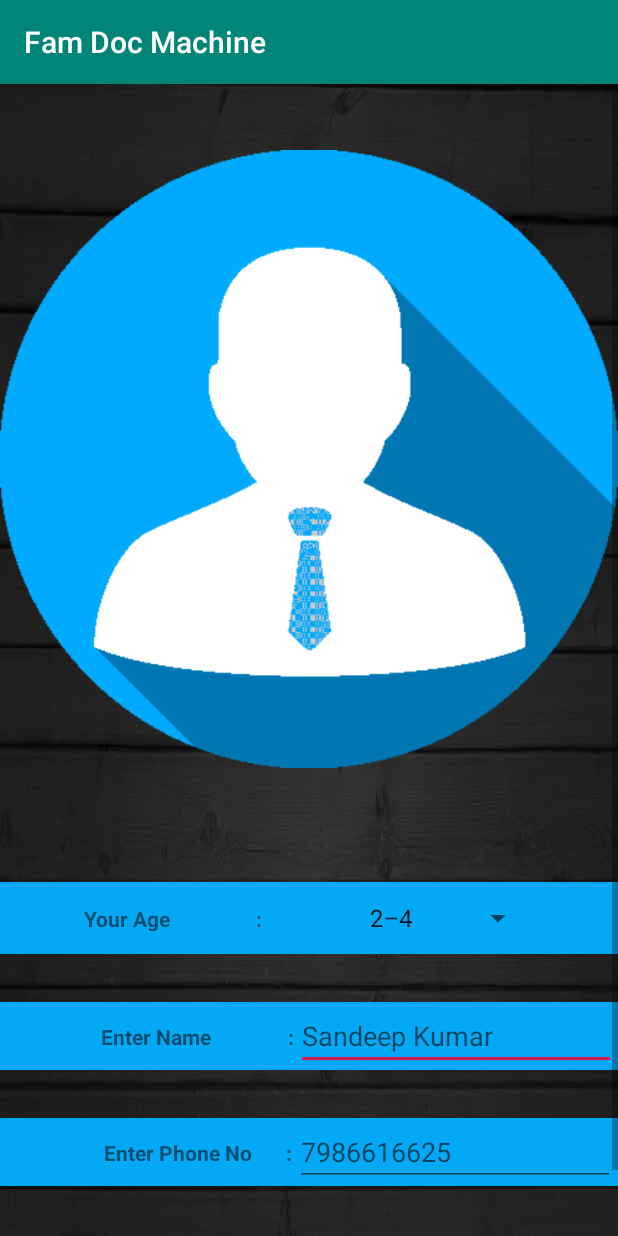
After one commit to ST-SKumar/Fam-Doc-Machine, an Android app: the Patient screen opened directly, with no data from a screen before it, on a phone screen of 412 x 824 dp. The commit adds this screen. Run offline under Robolectric (Android 15) with nearby library versions, the phone set to English and light mode, and no system bars.

Commit message:
Family Doctor Machine in Android

```diff
--- a/app/build.gradle
+++ b/app/build.gradle
@@ -5,7 +5,7 @@ android {
     buildToolsVersion "29.0.2"
     defaultConfig {
         applicationId "com.example.famdocmachine"
-        minSdkVersion 15
+        minSdkVersion 19
         targetSdkVersion 28
         versionCode 1
         versionName "1.0"
--- a/app/src/main/AndroidManifest.xml
+++ b/app/src/main/AndroidManifest.xml
@@ -6,9 +6,11 @@
         android:allowBackup="true"
         android:icon="@drawable/icon"
         android:label="@string/app_name"
-        android:roundIcon="@mipmap/ic_launcher_round"
+        android:roundIcon="@drawable/icon"
         android:supportsRtl="true"
         android:theme="@style/AppTheme">
+        <activity android:name=".Patient"></activity>
+        <activity android:name=".Doctor" />
         <activity android:name=".MainActivity">
             <intent-filter>
                 <action android:name="android.intent.action.MAIN" />
--- /dev/null
+++ b/app/src/main/java/com/example/famdocmachine/Patient.java
@@ -0,0 +1,21 @@
+package com.example.famdocmachine;
+
+import androidx.appcompat.app.AppCompatActivity;
+
+import android.os.Bundle;
+import android.widget.ArrayAdapter;
+import android.widget.Spinner;
+
+public class Patient extends AppCompatActivity {
+
+    @Override
+    protected void onCreate(Bundle savedInstanceState) {
+        super.onCreate(savedInstanceState);
+        setContentView(R.layout.activity_patient);
+        Spinner spinner = findViewById(R.id.spinner);
+        ArrayAdapter<String> ad = new ArrayAdapter<>(this,
+                android.R.layout.simple_list_item_1, getResources().getStringArray(R.array.age));
+        ad.setDropDownViewResource(android.R.layout.simple_spinner_dropdown_item);
+        spinner.setAdapter(ad);
+    }
+}
--- /dev/null
+++ b/app/src/main/res/layout/activity_patient.xml
@@ -0,0 +1,176 @@
+<?xml version="1.0" encoding="utf-8"?>
+<ScrollView
+    xmlns:android="http://schemas.android.com/apk/res/android"
+    xmlns:app="http://schemas.android.com/apk/res-auto"
+    xmlns:tools="http://schemas.android.com/tools"
+    android:layout_width="match_parent"
+    android:layout_height="match_parent"
+    android:background="@drawable/dark"
+    tools:context=".Patient">
+
+
+    <androidx.constraintlayout.widget.ConstraintLayout
+        android:layout_width="match_parent"
+        android:layout_height="wrap_content">
+
+        <ImageView
+            android:id="@+id/patients"
+            android:layout_width="match_parent"
+            android:layout_height="wrap_content"
+            android:contentDescription="@string/welcome"
+            android:src="@drawable/patients"
+            app:layout_constraintLeft_toLeftOf="parent"
+            app:layout_constraintRight_toRightOf="parent"
+            app:layout_constraintTop_toTopOf="parent" />
+
+        <androidx.constraintlayout.widget.ConstraintLayout
+            android:id="@+id/line1"
+            android:layout_width="match_parent"
+            android:layout_height="wrap_content"
+            android:layout_marginTop="32dp"
+            android:background="#03A9F4"
+            android:orientation="horizontal"
+            app:layout_constraintLeft_toLeftOf="parent"
+            app:layout_constraintRight_toRightOf="parent"
+            app:layout_constraintTop_toBottomOf="@id/patients">
+
+            <TextView
+                android:id="@+id/select_age"
+                android:layout_width="wrap_content"
+                android:layout_height="wrap_content"
+                android:text="@string/select_age"
+                android:textStyle="bold"
+                app:layout_constraintBottom_toBottomOf="parent"
+                app:layout_constraintLeft_toLeftOf="parent"
+                app:layout_constraintRight_toLeftOf="@+id/cln1"
+                app:layout_constraintTop_toTopOf="parent" />
+
+            <TextView
+                android:id="@+id/cln1"
+                android:layout_width="wrap_content"
+                android:layout_height="wrap_content"
+                android:text="@string/colon"
+                android:textStyle="bold"
+                app:layout_constraintBottom_toBottomOf="parent"
+                app:layout_constraintLeft_toRightOf="@+id/select_age"
+                app:layout_constraintRight_toLeftOf="@id/spinner"
+                app:layout_constraintTop_toTopOf="parent" />
+
+            <Spinner
+                android:id="@+id/spinner"
+                android:layout_width="wrap_content"
+                android:layout_height="wrap_content"
+                app:layout_constraintLeft_toRightOf="@+id/cln1"
+                app:layout_constraintRight_toRightOf="parent"
+                app:layout_constraintTop_toTopOf="parent"
+                tools:ignore="MissingConstraints" />
+        </androidx.constraintlayout.widget.ConstraintLayout>
+        <androidx.constraintlayout.widget.ConstraintLayout
+            android:id="@+id/line2"
+            android:layout_width="match_parent"
+            android:layout_height="wrap_content"
+            android:layout_marginTop="32dp"
+            android:background="#03A9F4"
+            android:orientation="horizontal"
+            app:layout_constraintLeft_toLeftOf="parent"
+            app:layout_constraintRight_toRightOf="parent"
+            app:layout_constraintTop_toBottomOf="@id/line1">
+
+            <TextView
+                android:id="@+id/pName"
+                android:layout_width="wrap_content"
+                android:layout_height="wrap_content"
+                android:layout_marginLeft="66dp"
+                android:layout_marginStart="66dp"
+                android:text="@string/pName"
+                android:textStyle="bold"
+                app:layout_constraintBottom_toBottomOf="parent"
+                app:layout_constraintLeft_toLeftOf="parent"
+                app:layout_constraintRight_toLeftOf="@+id/cln2"
+                app:layout_constraintTop_toTopOf="parent" />
+
+            <TextView
+                android:id="@+id/cln2"
+                android:layout_width="wrap_content"
+                android:layout_height="wrap_content"
+                android:layout_marginLeft="50dp"
+                android:layout_marginStart="50dp"
+                android:text="@string/colon"
+                android:textStyle="bold"
+                app:layout_constraintBottom_toBottomOf="parent"
+                app:layout_constraintLeft_toRightOf="@+id/pName"
+                app:layout_constraintRight_toLeftOf="@id/etName"
+                app:layout_constraintTop_toTopOf="parent" />
+
+            <EditText
+                android:id="@+id/etName"
+                android:layout_width="wrap_content"
+                android:layout_height="wrap_content"
+                android:ems="10"
+                app:layout_constraintLeft_toRightOf="@+id/cln2"
+                app:layout_constraintRight_toRightOf="parent"
+                app:layout_constraintTop_toTopOf="parent"
+                android:inputType="textPersonName"
+                android:hint="Sandeep Kumar" />
+        </androidx.constraintlayout.widget.ConstraintLayout>
+        <androidx.constraintlayout.widget.ConstraintLayout
+            android:id="@+id/line3"
+            android:layout_width="match_parent"
+            android:layout_height="wrap_content"
+            android:layout_marginTop="32dp"
+            android:background="#03A9F4"
+            android:orientation="horizontal"
+            app:layout_constraintLeft_toLeftOf="parent"
+            app:layout_constraintRight_toRightOf="parent"
+            app:layout_constraintTop_toBottomOf="@id/line2">
+
+            <TextView
+                android:id="@+id/pPhone"
+                android:layout_width="wrap_content"
+                android:layout_height="wrap_content"
+                android:layout_marginLeft="67dp"
+                android:layout_marginStart="67dp"
+                android:text="@string/phone_no"
+                android:textStyle="bold"
+                app:layout_constraintBottom_toBottomOf="parent"
+                app:layout_constraintLeft_toLeftOf="parent"
+                app:layout_constraintRight_toLeftOf="@+id/cln3"
+                app:layout_constraintTop_toTopOf="parent" />
+
+            <TextView
+                android:id="@+id/cln3"
+                android:layout_width="wrap_content"
+                android:layout_height="wrap_content"
+                android:layout_marginLeft="20dp"
+                android:layout_marginStart="20dp"
+                android:text="@string/colon"
+                android:textStyle="bold"
+                app:layout_constraintBottom_toBottomOf="parent"
+                app:layout_constraintLeft_toRightOf="@+id/pPhone"
+                app:layout_constraintRight_toLeftOf="@id/etPhone"
+                app:layout_constraintTop_toTopOf="parent" />
+
+            <EditText
+                android:id="@+id/etPhone"
+                android:layout_width="wrap_content"
+                android:layout_height="wrap_content"
+                android:inputType="phone"
+                android:ems="10"
+                app:layout_constraintLeft_toRightOf="@+id/cln3"
+                app:layout_constraintRight_toRightOf="parent"
+                app:layout_constraintTop_toTopOf="parent"
+                android:hint="@string/hintNo" />
+        </androidx.constraintlayout.widget.ConstraintLayout>
+
+        <Button
+            android:id="@+id/confirm"
+            android:layout_width="wrap_content"
+            android:layout_height="wrap_content"
+            android:layout_marginTop="32dp"
+            style="@style/Widget.AppCompat.Button.Colored"
+            android:text="@string/confirm"
+            app:layout_constraintLeft_toLeftOf="parent"
+            app:layout_constraintRight_toRightOf="parent"
+            app:layout_constraintTop_toBottomOf="@id/line3" />
+    </androidx.constraintlayout.widget.ConstraintLayout>
+</ScrollView>
--- a/app/src/main/res/values/strings.xml
+++ b/app/src/main/res/values/strings.xml
@@ -4,4 +4,40 @@
     <string name="patient">Patient</string>
     <string name="emergency"> Help </string>
     <string name="doctor">Doctor</string>
+    <string name="select_age">Your Age</string>
+    <string name="colon">:</string>
+    <string name="phone_no">Enter Phone No</string>
+    <string name="pName">Enter Name</string>
+    <string name="confirm">Confirm</string>
+    <string name="hintNo">7986616625</string>
+    <string name="med">Select Medicine</string>
+    <string name="qnt">Select Quantity</string>
+    <string-array name="age">
+        <item>2–4</item>
+        <item>5–8</item>
+        <item>9–12</item>
+        <item>13–20</item>
+        <item>21–40</item>
+        <item>41–65</item>
+    </string-array>
+    <string-array name="qntList">
+        <item>1</item>
+        <item>2</item>
+        <item>3</item>
+        <item>4</item>
+        <item>5</item>
+        <item>6</item>
+        <item>7</item>
+        <item>8</item>
+        <item>9</item>
+        <item>10</item>
+    </string-array>
+    <string-array name="medList">
+        <item>Crocin</item>
+        <item>Disprin</item>
+        <item>Califorce</item>
+        <item>Magnessium</item>
+        <item>Paracetamol</item>
+        <item>Hydrochloride</item>
+    </string-array>
 </resources>
--- a/build.gradle
+++ b/build.gradle
@@ -7,7 +7,7 @@ buildscript {
 
     }
     dependencies {
-        classpath 'com.android.tools.build:gradle:3.5.0'
+        classpath 'com.android.tools.build:gradle:3.5.1'
 
         // NOTE: Do not place your application dependencies here; they belong
         // in the individual module build.gradle files
```
Also changed, not shown: app/src/main/java/com/example/famdocmachine/Doctor.java (added, +28 -0 lines), app/src/main/java/com/example/famdocmachine/MainActivity.java (+31 -1 lines), app/src/main/res/layout/activity_doctor.xml (added, +121 -0 lines), app/src/main/res/layout/activity_main.xml (+36 -34 lines).
